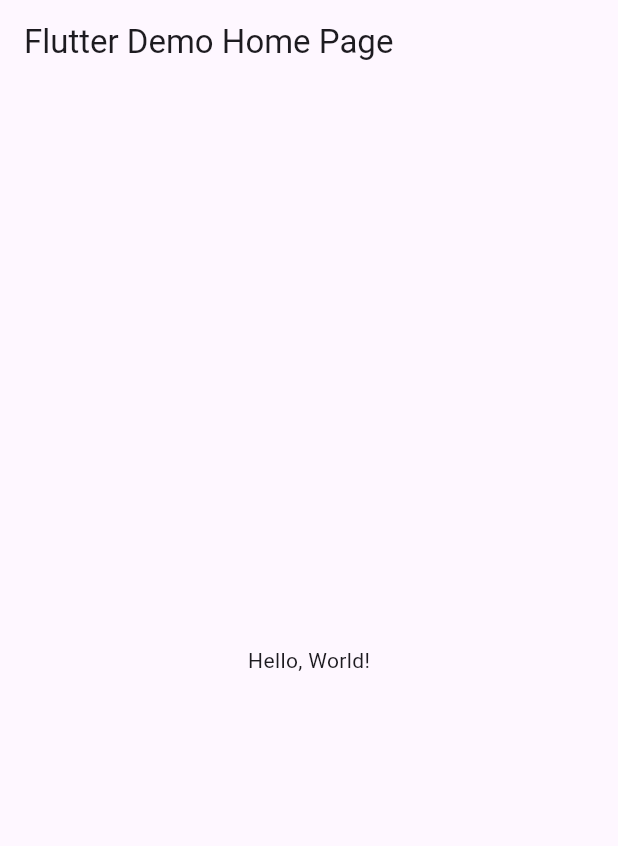
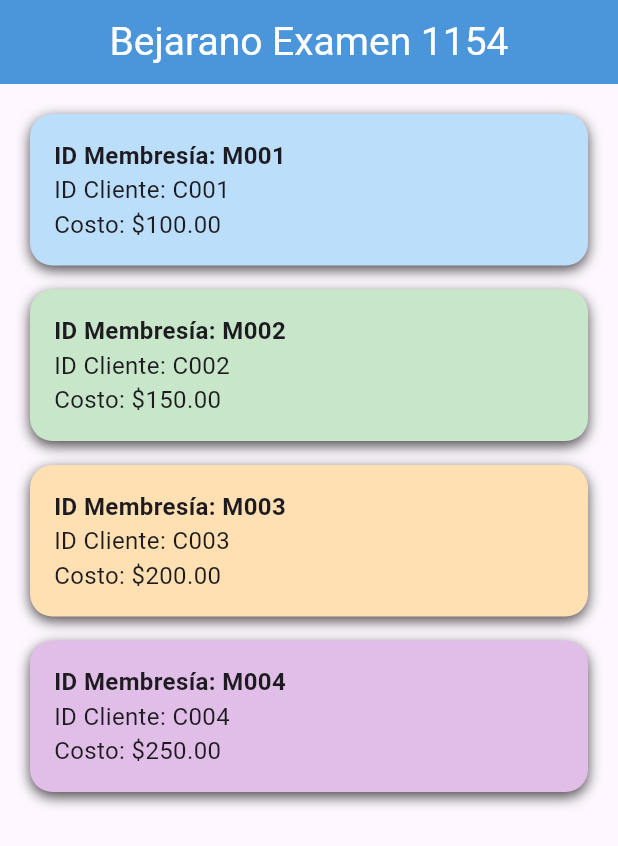
Before and after one commit to GaelRogelioBejaranoD/Examen_Bejarano_2, a Flutter app: the screen it shows after launch, on a phone screen of 412 x 824 dp. Shown: the top 846 px of the screen. Run offline on Flutter 3.47's test engine with Material 3 defaults, Android fonts, the phone set to English and light mode, and no system bars.

Commit message:
Mangos Mangos 💀🥭🔥

```diff
--- a/lib/main.dart
+++ b/lib/main.dart
@@ -1,43 +1,85 @@
 import 'package:flutter/material.dart';
 
-void main() => runApp(MyApp());
+void main() {
+  runApp(MyApp());
+}
+
+class Membresia {
+  final String idMem, idCliente;
+  final double costo;
+  Membresia(this.idMem, this.idCliente, this.costo);
+}
 
 class MyApp extends StatelessWidget {
-  const MyApp({super.key});
-  // This widget is the root of your application.
   @override
   Widget build(BuildContext context) {
     return MaterialApp(
-      // Application name
-      title: 'Flutter Hello World',
-      // Application theme data, you can set the colors for the application as
-      // you want
-      theme: ThemeData(
-        // useMaterial3: false,
-        primarySwatch: Colors.blue,
-      ),
-      // A widget which will be started on application startup
-      home: MyHomePage(title: 'Flutter Demo Home Page'),
+      debugShowCheckedModeBanner: false,
+      home: MembresiasScreen(),
     );
   }
 }
 
-class MyHomePage extends StatelessWidget {
-  final String title;
-  const MyHomePage({super.key, required this.title});
+class MembresiasScreen extends StatelessWidget {
+  final membresias = [
+    Membresia('M001', 'C001', 100.0),
+    Membresia('M002', 'C002', 150.0),
+    Membresia('M003', 'C003', 200.0),
+    Membresia('M004', 'C004', 250.0),
+  ];
 
   @override
   Widget build(BuildContext context) {
     return Scaffold(
       appBar: AppBar(
-        // The title text which will be shown on the action bar
-        title: Text(title),
+        title: Text('Bejarano Examen 1154',
+            style: TextStyle(fontSize: 26, color: Colors.white)),
+        backgroundColor: Color(0xff4b96db),
+        centerTitle: true,
       ),
-      body: Center(
-        child: Text(
-          'Hello, World!',
-        ),
+      body: ListView.separated(
+        padding: EdgeInsets.all(20),
+        itemCount: membresias.length,
+        itemBuilder: (context, index) {
+          final membresia = membresias[index];
+          return Container(
+            padding: EdgeInsets.all(16),
+            decoration: BoxDecoration(
+              color: _getColor(index),
+              borderRadius: BorderRadius.circular(15),
+              boxShadow: [
+                BoxShadow(
+                  color: Colors.black.withOpacity(0.7),
+                  blurRadius: 7,
+                  offset: Offset(0, 3),
+                ),
+              ],
+            ),
+            child: Column(
+              crossAxisAlignment: CrossAxisAlignment.start,
+              children: [
+                Text('ID Membresía: ${membresia.idMem}',
+                    style:
+                        TextStyle(fontSize: 16, fontWeight: FontWeight.bold)),
+                Text('ID Cliente: ${membresia.idCliente}',
+                    style: TextStyle(fontSize: 16)),
+                Text('Costo: \$${membresia.costo.toStringAsFixed(2)}',
+                    style: TextStyle(fontSize: 16)),
+              ],
+            ),
+          );
+        },
+        separatorBuilder: (_, __) => SizedBox(height: 16),
       ),
     );
   }
+
+  Color _getColor(int index) {
+    return [
+      Colors.blue.shade100,
+      Colors.green.shade100,
+      Colors.orange.shade100,
+      Colors.purple.shade100
+    ][index % 4];
+  }
 }
```
Also changed, not shown: Primera_Captura_EX.png (added), Segunda_Captura_EX.png (added), Tercera_Captura_EX.png (added).
